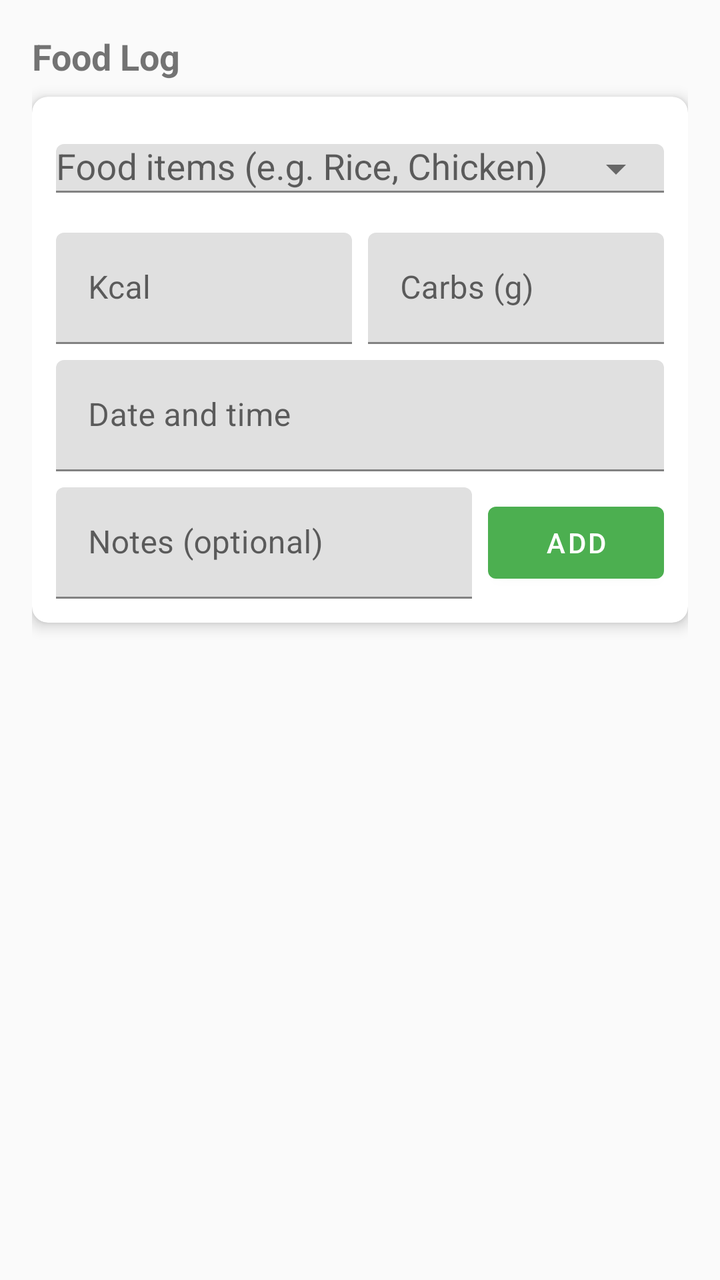
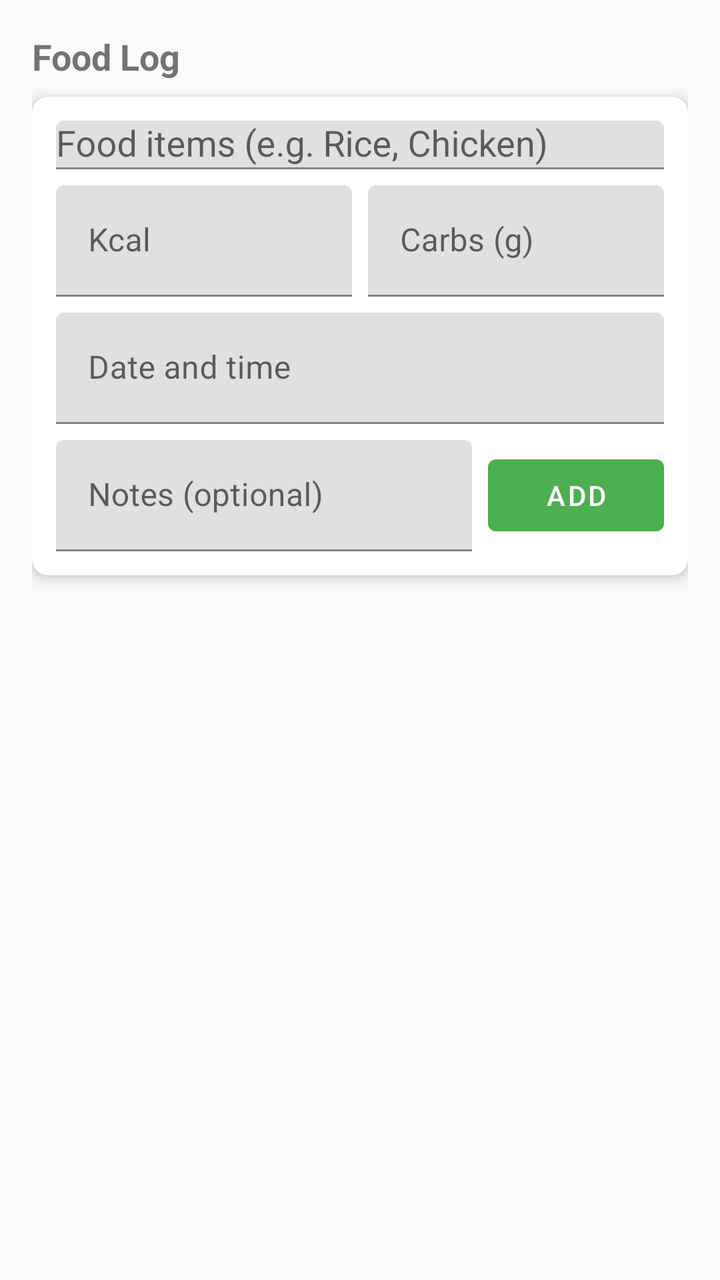

Compare the two renders of this Android layout. The source of the first and the diff that turns it into the second are given below.
<!-- AndroidManifest.xml: application theme Theme.HabitEvaluator -->
<!-- res/layout/fragment_food_log.xml -->
<?xml version="1.0" encoding="utf-8"?>
<androidx.constraintlayout.widget.ConstraintLayout xmlns:android="http://schemas.android.com/apk/res/android"
    xmlns:app="http://schemas.android.com/apk/res-auto"
    android:layout_width="match_parent"
    android:layout_height="match_parent"
    android:padding="16dp">

    <TextView
        android:id="@+id/foodLogLabel"
        android:layout_width="wrap_content"
        android:layout_height="wrap_content"
        android:text="@string/food_log_title"
        android:textSize="18sp"
        android:textStyle="bold"
        app:layout_constraintStart_toStartOf="parent"
        app:layout_constraintTop_toTopOf="parent" />

    <androidx.cardview.widget.CardView
        android:id="@+id/addEntryCard"
        android:layout_width="0dp"
        android:layout_height="wrap_content"
        android:layout_marginTop="8dp"
        app:cardCornerRadius="8dp"
        app:cardElevation="4dp"
        app:layout_constraintEnd_toEndOf="parent"
        app:layout_constraintStart_toStartOf="parent"
        app:layout_constraintTop_toBottomOf="@id/foodLogLabel">

        <LinearLayout
            android:layout_width="match_parent"
            android:layout_height="wrap_content"
            android:orientation="vertical"
            android:padding="12dp">

            <com.google.android.material.textfield.TextInputLayout
                android:layout_width="match_parent"
                android:layout_height="wrap_content"
                app:endIconMode="dropdown_menu">

                <AutoCompleteTextView
                    android:id="@+id/foodItemsInput"
                    android:layout_width="match_parent"
                    android:layout_height="wrap_content"
                    android:hint="@string/food_log_food_items_hint"
                    android:inputType="text"
                    android:maxLines="1"
                    android:completionThreshold="1" />
            </com.google.android.material.textfield.TextInputLayout>

            <LinearLayout
                android:layout_width="match_parent"
                android:layout_height="wrap_content"
                android:layout_marginTop="8dp"
                android:orientation="horizontal"
                android:gravity="center_vertical">

                <com.google.android.material.textfield.TextInputLayout
                    android:layout_width="0dp"
                    android:layout_height="wrap_content"
                    android:layout_weight="1">

                    <com.google.android.material.textfield.TextInputEditText
                        android:id="@+id/kcalInput"
                        android:layout_width="match_parent"
                        android:layout_height="wrap_content"
                        android:hint="@string/food_log_kcal_hint"
                        android:inputType="number" />
                </com.google.android.material.textfield.TextInputLayout>

                <com.google.android.material.textfield.TextInputLayout
                    android:layout_width="0dp"
                    android:layout_height="wrap_content"
                    android:layout_weight="1"
                    android:layout_marginStart="8dp">

                    <com.google.android.material.textfield.TextInputEditText
                        android:id="@+id/carbsInput"
                        android:layout_width="match_parent"
                        android:layout_height="wrap_content"
                        android:hint="@string/food_log_carbs_hint"
                        android:inputType="numberDecimal" />
                </com.google.android.material.textfield.TextInputLayout>
            </LinearLayout>

            <com.google.android.material.textfield.TextInputLayout
                android:layout_width="match_parent"
                android:layout_height="wrap_content"
                android:layout_marginTop="8dp">

                <com.google.android.material.textfield.TextInputEditText
                    android:id="@+id/foodDateTimeInput"
                    android:layout_width="match_parent"
                    android:layout_height="wrap_content"
                    android:hint="@string/food_log_datetime_hint"
                    android:focusable="false"
                    android:clickable="true"
                    android:inputType="none" />
            </com.google.android.material.textfield.TextInputLayout>

            <LinearLayout
                android:layout_width="match_parent"
                android:layout_height="wrap_content"
                android:layout_marginTop="8dp"
                android:orientation="horizontal"
                android:gravity="center_vertical">

                <com.google.android.material.textfield.TextInputLayout
                    android:layout_width="0dp"
                    android:layout_height="wrap_content"
                    android:layout_weight="1">

                    <com.google.android.material.textfield.TextInputEditText
                        android:id="@+id/foodNotesInput"
                        android:layout_width="match_parent"
                        android:layout_height="wrap_content"
                        android:hint="@string/food_log_notes_hint"
                        android:inputType="text"
                        android:maxLines="1" />
                </com.google.android.material.textfield.TextInputLayout>

                <com.google.android.material.button.MaterialButton
                    android:id="@+id/addFoodLogButton"
                    android:layout_width="wrap_content"
                    android:layout_height="wrap_content"
                    android:layout_marginStart="8dp"
                    android:text="@string/food_log_add_entry" />
            </LinearLayout>
        </LinearLayout>
    </androidx.cardview.widget.CardView>

    <androidx.recyclerview.widget.RecyclerView
        android:id="@+id/foodLogRecyclerView"
        android:layout_width="0dp"
        android:layout_height="0dp"
        android:layout_marginTop="8dp"
        app:layout_constraintBottom_toBottomOf="parent"
        app:layout_constraintEnd_toEndOf="parent"
        app:layout_constraintStart_toStartOf="parent"
        app:layout_constraintTop_toBottomOf="@id/addEntryCard" />

</androidx.constraintlayout.widget.ConstraintLayout>
<!-- resources referenced by this layout -->
<resources>
  <string name="food_log_add_entry">Add</string>
  <string name="food_log_carbs_hint">Carbs (g)</string>
  <string name="food_log_datetime_hint">Date and time</string>
  <string name="food_log_food_items_hint">Food items (e.g. Rice, Chicken)</string>
  <string name="food_log_kcal_hint">Kcal</string>
  <string name="food_log_notes_hint">Notes (optional)</string>
  <string name="food_log_title">Food Log</string>
  <style name="Theme.HabitEvaluator" parent="Theme.MaterialComponents.DayNight.NoActionBar">
          <item name="colorPrimary">@color/primary</item>
          <item name="colorPrimaryDark">@color/primary_dark</item>
          <item name="colorAccent">@color/accent</item>
          <item name="android:windowBackground">@color/background</item>
      </style>
  <color name="primary">#4CAF50</color>
  <color name="primary_dark">#388E3C</color>
  <color name="accent">#FFC107</color>
  <color name="background">#FAFAFA</color>
</resources>

<!-- the commit's change to res/layout/fragment_food_log.xml (unified diff, before → after) -->
@@ -34,10 +34,9 @@
 
             <com.google.android.material.textfield.TextInputLayout
                 android:layout_width="match_parent"
-                android:layout_height="wrap_content"
-                app:endIconMode="dropdown_menu">
+                android:layout_height="wrap_content">
 
-                <AutoCompleteTextView
+                <MultiAutoCompleteTextView
                     android:id="@+id/foodItemsInput"
                     android:layout_width="match_parent"
                     android:layout_height="wrap_content"
